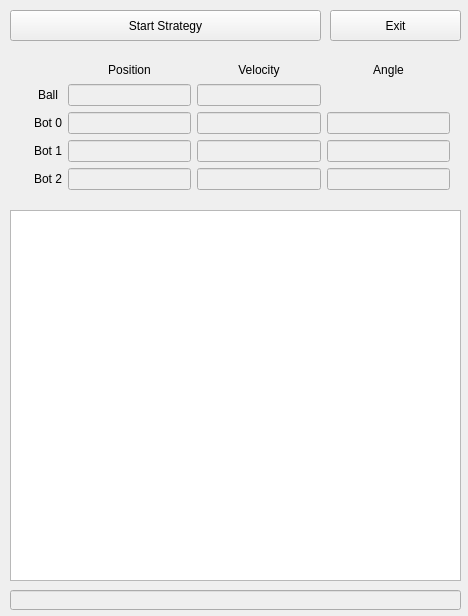
akshaysngupta/codeosoccer, file ConsoleDebugger/mainwindow.ui: the form before one commit.
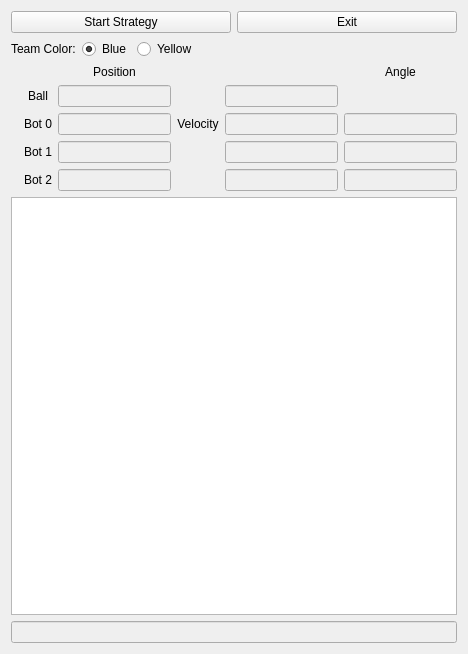
The form after the commit. Icons and pictures are not drawn.

Patch:
```diff
--- a/ConsoleDebugger/mainwindow.ui
+++ b/ConsoleDebugger/mainwindow.ui
@@ -7,62 +7,91 @@
     <x>0</x>
     <y>0</y>
     <width>468</width>
-    <height>616</height>
+    <height>654</height>
    </rect>
   </property>
   <property name="windowTitle">
    <string>Debbuger Window</string>
   </property>
   <widget class="QWidget" name="centralWidget">
-   <widget class="QLineEdit" name="status">
-    <property name="enabled">
-     <bool>false</bool>
-    </property>
-    <property name="geometry">
-     <rect>
-      <x>10</x>
-      <y>590</y>
-      <width>451</width>
-      <height>20</height>
-     </rect>
-    </property>
-   </widget>
-   <widget class="QPushButton" name="exit_strat">
-    <property name="geometry">
-     <rect>
-      <x>330</x>
-      <y>10</y>
-      <width>131</width>
-      <height>31</height>
-     </rect>
-    </property>
-    <property name="text">
-     <string>Exit</string>
-    </property>
-   </widget>
+   <layout class="QVBoxLayout" name="verticalLayout">
+    <item>
+     <layout class="QHBoxLayout" name="horizontalLayout_2">
+      <item>
    <widget class="QPushButton" name="start_strat">
-    <property name="geometry">
-     <rect>
-      <x>10</x>
-      <y>10</y>
-      <width>311</width>
-      <height>31</height>
-     </rect>
-    </property>
     <property name="text">
      <string>Start Strategy</string>
     </property>
    </widget>
-   <widget class="QWidget" name="layoutWidget">
-    <property name="geometry">
-     <rect>
-      <x>10</x>
-      <y>50</y>
-      <width>451</width>
-      <height>151</height>
-     </rect>
-    </property>
+      </item>
+      <item>
+       <widget class="QPushButton" name="exit_strat">
+        <property name="text">
+         <string>Exit</string>
+        </property>
+       </widget>
+      </item>
+     </layout>
+    </item>
+    <item>
+     <layout class="QHBoxLayout" name="horizontalLayout">
+      <item>
+       <widget class="QLabel" name="label_5">
+        <property name="text">
+         <string>Team Color:</string>
+        </property>
+       </widget>
+      </item>
+      <item>
+       <widget class="QRadioButton" name="blueButton">
+        <property name="text">
+         <string>Blue</string>
+        </property>
+        <property name="checked">
+         <bool>true</bool>
+        </property>
+        <attribute name="buttonGroup">
+         <string notr="true">buttonGroup</string>
+        </attribute>
+       </widget>
+      </item>
+      <item>
+       <widget class="QRadioButton" name="yellowButton">
+        <property name="text">
+         <string>Yellow</string>
+        </property>
+        <attribute name="buttonGroup">
+         <string notr="true">buttonGroup</string>
+        </attribute>
+       </widget>
+      </item>
+      <item>
+       <spacer name="horizontalSpacer">
+        <property name="orientation">
+         <enum>Qt::Horizontal</enum>
+        </property>
+        <property name="sizeHint" stdset="0">
+         <size>
+          <width>40</width>
+          <height>20</height>
+         </size>
+        </property>
+       </spacer>
+      </item>
+     </layout>
+    </item>
+    <item>
     <layout class="QGridLayout" name="gridLayout">
+      <item row="0" column="5">
+       <widget class="QLabel" name="label_8">
+        <property name="text">
+         <string>Angle</string>
+        </property>
+        <property name="alignment">
+         <set>Qt::AlignCenter</set>
+        </property>
+       </widget>
+      </item>
      <item row="2" column="2">
       <widget class="QLineEdit" name="pos0">
        <property name="enabled">
@@ -70,16 +99,6 @@
        </property>
       </widget>
      </item>
-     <item row="0" column="3">
-      <widget class="QLabel" name="label_7">
-       <property name="text">
-        <string>Velocity</string>
-       </property>
-       <property name="alignment">
-        <set>Qt::AlignCenter</set>
-       </property>
-      </widget>
-     </item>
      <item row="1" column="2">
       <widget class="QLineEdit" name="posb">
        <property name="enabled">
@@ -94,31 +113,31 @@
        </property>
       </widget>
      </item>
-     <item row="0" column="4">
-      <widget class="QLabel" name="label_8">
+      <item row="3" column="5">
+       <widget class="QLineEdit" name="ang1">
+        <property name="enabled">
+         <bool>false</bool>
+        </property>
        <property name="text">
-        <string>Angle</string>
-       </property>
-       <property name="alignment">
-        <set>Qt::AlignCenter</set>
+         <string/>
        </property>
       </widget>
      </item>
-     <item row="3" column="3">
+      <item row="3" column="4">
       <widget class="QLineEdit" name="vel1">
        <property name="enabled">
         <bool>false</bool>
        </property>
       </widget>
      </item>
-     <item row="2" column="3">
+      <item row="2" column="4">
       <widget class="QLineEdit" name="vel0">
        <property name="enabled">
         <bool>false</bool>
        </property>
       </widget>
      </item>
-     <item row="1" column="3">
+      <item row="1" column="4">
       <widget class="QLineEdit" name="velb">
        <property name="enabled">
         <bool>false</bool>
@@ -132,26 +151,6 @@
        </property>
       </widget>
      </item>
-     <item row="4" column="1">
-      <widget class="QLabel" name="label_3">
-       <property name="text">
-        <string>Bot 2</string>
-       </property>
-       <property name="alignment">
-        <set>Qt::AlignCenter</set>
-       </property>
-      </widget>
-     </item>
-     <item row="3" column="4">
-      <widget class="QLineEdit" name="ang1">
-       <property name="enabled">
-        <bool>false</bool>
-       </property>
-       <property name="text">
-        <string/>
-       </property>
-      </widget>
-     </item>
      <item row="1" column="1">
       <widget class="QLabel" name="label">
        <property name="text">
@@ -162,7 +161,7 @@
        </property>
       </widget>
      </item>
-     <item row="4" column="4">
+      <item row="4" column="5">
       <widget class="QLineEdit" name="ang2">
        <property name="enabled">
         <bool>false</bool>
@@ -172,16 +171,6 @@
        </property>
       </widget>
      </item>
-     <item row="0" column="2">
-      <widget class="QLabel" name="label_6">
-       <property name="text">
-        <string>Position</string>
-       </property>
-       <property name="alignment">
-        <set>Qt::AlignCenter</set>
-       </property>
-      </widget>
-     </item>
      <item row="2" column="1">
       <widget class="QLabel" name="label_2">
        <property name="text">
@@ -192,7 +181,17 @@
        </property>
       </widget>
      </item>
-     <item row="2" column="4">
+      <item row="0" column="2">
+       <widget class="QLabel" name="label_6">
+        <property name="text">
+         <string>Position</string>
+        </property>
+        <property name="alignment">
+         <set>Qt::AlignCenter</set>
+        </property>
+       </widget>
+      </item>
+      <item row="2" column="5">
       <widget class="QLineEdit" name="ang0">
        <property name="enabled">
         <bool>false</bool>
@@ -202,32 +201,6 @@
        </property>
       </widget>
      </item>
-     <item row="3" column="1">
-      <widget class="QLabel" name="label_4">
-       <property name="text">
-        <string>Bot 1</string>
-       </property>
-       <property name="alignment">
-        <set>Qt::AlignCenter</set>
-       </property>
-      </widget>
-     </item>
-     <item row="4" column="0">
-      <widget class="QLabel" name="bot2">
-       <property name="text">
-        <string/>
-       </property>
-       <property name="pixmap">
-        <pixmap resource="images.qrc">:/new/images/b3s.jpg</pixmap>
-       </property>
-       <property name="scaledContents">
-        <bool>true</bool>
-       </property>
-       <property name="alignment">
-        <set>Qt::AlignCenter</set>
-       </property>
-      </widget>
-     </item>
      <item row="2" column="0">
       <widget class="QLabel" name="bot0">
        <property name="text">
@@ -260,25 +233,72 @@
        </property>
       </widget>
      </item>
-     <item row="4" column="3">
+      <item row="4" column="0">
+       <widget class="QLabel" name="bot2">
+        <property name="text">
+         <string/>
+        </property>
+        <property name="pixmap">
+         <pixmap resource="images.qrc">:/new/images/b3s.jpg</pixmap>
+        </property>
+        <property name="scaledContents">
+         <bool>true</bool>
+        </property>
+        <property name="alignment">
+         <set>Qt::AlignCenter</set>
+        </property>
+       </widget>
+      </item>
+      <item row="4" column="4">
       <widget class="QLineEdit" name="vel2">
        <property name="enabled">
         <bool>false</bool>
        </property>
       </widget>
      </item>
-    </layout>
-   </widget>
-   <widget class="QPlainTextEdit" name="random">
-    <property name="geometry">
-     <rect>
-      <x>10</x>
-      <y>210</y>
-      <width>451</width>
-      <height>371</height>
-     </rect>
-    </property>
-   </widget>
+      <item row="3" column="1">
+       <widget class="QLabel" name="label_4">
+        <property name="text">
+         <string>Bot 1</string>
+        </property>
+        <property name="alignment">
+         <set>Qt::AlignCenter</set>
+        </property>
+       </widget>
+      </item>
+      <item row="4" column="1">
+       <widget class="QLabel" name="label_3">
+        <property name="text">
+         <string>Bot 2</string>
+        </property>
+        <property name="alignment">
+         <set>Qt::AlignCenter</set>
+        </property>
+       </widget>
+      </item>
+      <item row="2" column="3">
+       <widget class="QLabel" name="label_7">
+        <property name="text">
+         <string>Velocity</string>
+        </property>
+        <property name="alignment">
+         <set>Qt::AlignCenter</set>
+        </property>
+       </widget>
+      </item>
+     </layout>
+    </item>
+    <item>
+     <widget class="QPlainTextEdit" name="random"/>
+    </item>
+    <item>
+     <widget class="QLineEdit" name="status">
+      <property name="enabled">
+       <bool>false</bool>
+      </property>
+     </widget>
+    </item>
+   </layout>
   </widget>
  </widget>
  <layoutdefault spacing="6" margin="11"/>
```
Left out of the diff: 3 changed lines with no effect on the pictures. Lines whose indentation alone changed are shown as unchanged.
